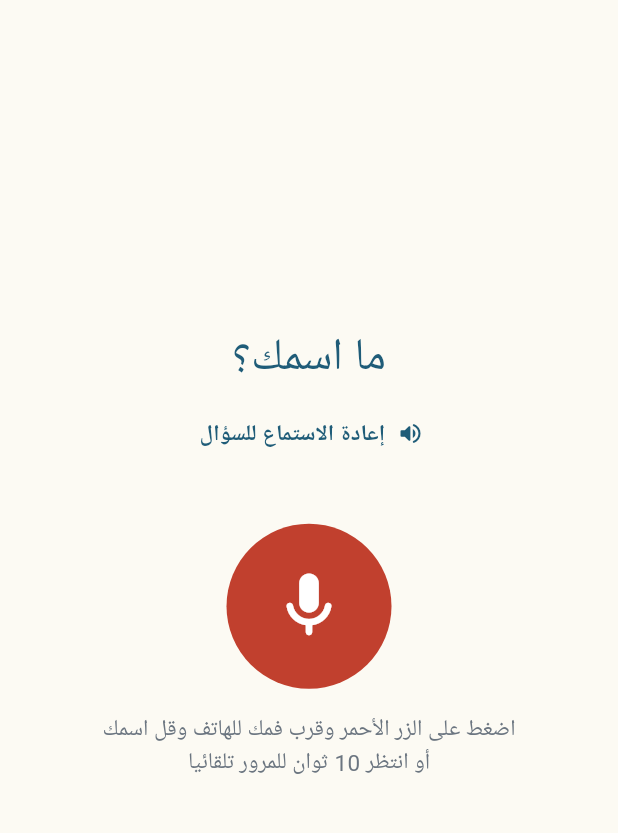
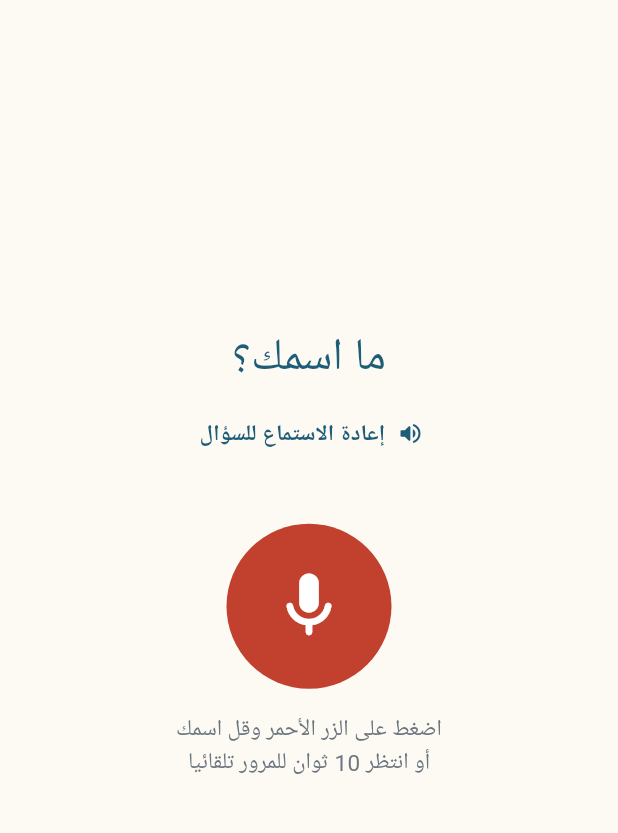
Before and after one commit to chekib318-stack/android1, a Flutter app: the screen it shows after launch, after a tap on "متابعة", on a phone screen of 412 x 824 dp, the part 83-916 px from its top. Run offline on Flutter 3.47's test engine with Material 3 defaults, Android fonts, the phone set to English and light mode, and no system bars; our stand-ins replace audioplayers, flutter_tts, google_fonts, shared_preferences, speech_to_text; Roboto replaces fonts that are missing (Cairo, Lalezar, Tajawal).

Commit message:
Add files via upload

```diff
--- a/lib/screens/home_screen.dart
+++ b/lib/screens/home_screen.dart
@@ -32,13 +32,14 @@ class _HomeScreenState extends State<HomeScreen> {
   @override
   void initState() {
     super.initState();
-    if (widget.announceNext) {
-      WidgetsBinding.instance.addPostFrameCallback((_) {
-        final name = context.read<ProgressProvider>().studentName;
-        final who = name.isNotEmpty ? name : 'بطل';
-        AudioService.instance.speak('اختر الدرس الموالي يا $who');
-      });
-    }
+    WidgetsBinding.instance.addPostFrameCallback((_) {
+      final name = context.read<ProgressProvider>().studentName;
+      final who = name.isNotEmpty ? name : 'بطل';
+      final message = widget.announceNext
+          ? 'اختر الدرس الموالي يا $who'
+          : 'اختر درسا من قائمة الدروس';
+      AudioService.instance.speak(message);
+    });
   }
 
   /// كل الدروس مرتبة (كل وحدة تحتوي درسا واحدا في هذه النسخة)، لحساب
--- a/lib/screens/splash_screen.dart
+++ b/lib/screens/splash_screen.dart
@@ -110,7 +110,7 @@ class _SplashScreenState extends State<SplashScreen> {
                 borderRadius: BorderRadius.circular(8),
               ),
               child: const Text(
-                'build v1.0.3+18',
+                'build v1.0.4+19',
                 style: TextStyle(color: Colors.white, fontSize: 12, fontWeight: FontWeight.w700),
               ),
             ),
--- a/lib/screens/welcome_name_screen.dart
+++ b/lib/screens/welcome_name_screen.dart
@@ -43,13 +43,13 @@ class _WelcomeNameScreenState extends State<WelcomeNameScreen> {
   Future<void> _runWelcomeSequence() async {
     await AudioService.instance.speak(
       'مرحبا بك في القسم التحضيري. أنا الأستاذ محمد من وزارة التربية التونسية، '
-      'سأكون معك في كل الدروس والتمارين. فحظا موفقا',
+      'سأكون معك في كل الدروس والتمارين',
     );
     if (!mounted) return;
     setState(() => _stage = _Stage.readyToListen);
     await AudioService.instance.speak('ما اسمك؟');
     await AudioService.instance.speak(
-      'اضغط على الزر الأحمر وقرب فمك للهاتف وقل اسمك، أو انتظر 10 ثوان للمرور تلقائيا',
+      'اضغط على الزر الأحمر وقل اسمك، أو انتظر 10 ثوان للمرور تلقائيا',
     );
     // إذا لم يُسجَّل الاسم خلال 10 ثوانٍ، يمر التطبيق تلقائيا للدروس
     _autoSkipTimer = Timer(const Duration(seconds: 10), _autoSkipToHome);
@@ -129,8 +129,17 @@ class _WelcomeNameScreenState extends State<WelcomeNameScreen> {
         return Column(
           mainAxisSize: MainAxisSize.min,
           children: [
-            const Text('👋', style: TextStyle(fontSize: 72)),
-            const SizedBox(height: 20),
+            ClipRRect(
+              borderRadius: BorderRadius.circular(20),
+              child: Image.asset(
+                'assets/images/teacher_happy.png',
+                width: 140,
+                height: 168,
+                fit: BoxFit.cover,
+                alignment: const Alignment(0.0, -0.5),
+              ),
+            ),
+            const SizedBox(height: 18),
             Text(
               'مرحبا بك في القسم التحضيري',
               textAlign: TextAlign.center,
@@ -141,7 +150,7 @@ class _WelcomeNameScreenState extends State<WelcomeNameScreen> {
             ),
             const SizedBox(height: 14),
             Text(
-              'أنا الأستاذ محمد من وزارة التربية التونسية\nسأكون معك في كل الدروس والتمارين\nفحظا موفقا',
+              'أنا الأستاذ محمد من وزارة التربية التونسية\nسأكون معك في كل الدروس والتمارين',
               textAlign: TextAlign.center,
               style: Theme.of(context).textTheme.bodyLarge,
             ),
@@ -163,7 +172,7 @@ class _WelcomeNameScreenState extends State<WelcomeNameScreen> {
             const SizedBox(height: 8),
             TextButton.icon(
               onPressed: () => AudioService.instance.speak(
-                'اضغط على الزر الأحمر وقرب فمك للهاتف وقل اسمك، أو انتظر 10 ثوان للمرور تلقائيا',
+                'اضغط على الزر الأحمر وقل اسمك، أو انتظر 10 ثوان للمرور تلقائيا',
               ),
               icon: const Icon(Icons.volume_up_rounded, color: AppColors.sidiBlue),
               label: const Text('إعادة الاستماع للسؤال', style: TextStyle(color: AppColors.sidiBlue)),
@@ -184,7 +193,7 @@ class _WelcomeNameScreenState extends State<WelcomeNameScreen> {
             ),
             const SizedBox(height: 16),
             const Text(
-              'اضغط على الزر الأحمر وقرب فمك للهاتف وقل اسمك\nأو انتظر 10 ثوان للمرور تلقائيا',
+              'اضغط على الزر الأحمر وقل اسمك\nأو انتظر 10 ثوان للمرور تلقائيا',
               textAlign: TextAlign.center,
             ),
           ],
--- a/pubspec.yaml
+++ b/pubspec.yaml
@@ -1,7 +1,7 @@
 name: arabia_edu
 description: "Arabia Edu – العربية معي — تطبيق تعليم اللغة العربية لأبناء الجالية التونسية"
 publish_to: 'none'
-version: 1.0.3+18
+version: 1.0.4+19
 
 environment:
   sdk: '>=3.2.0 <4.0.0'
```
